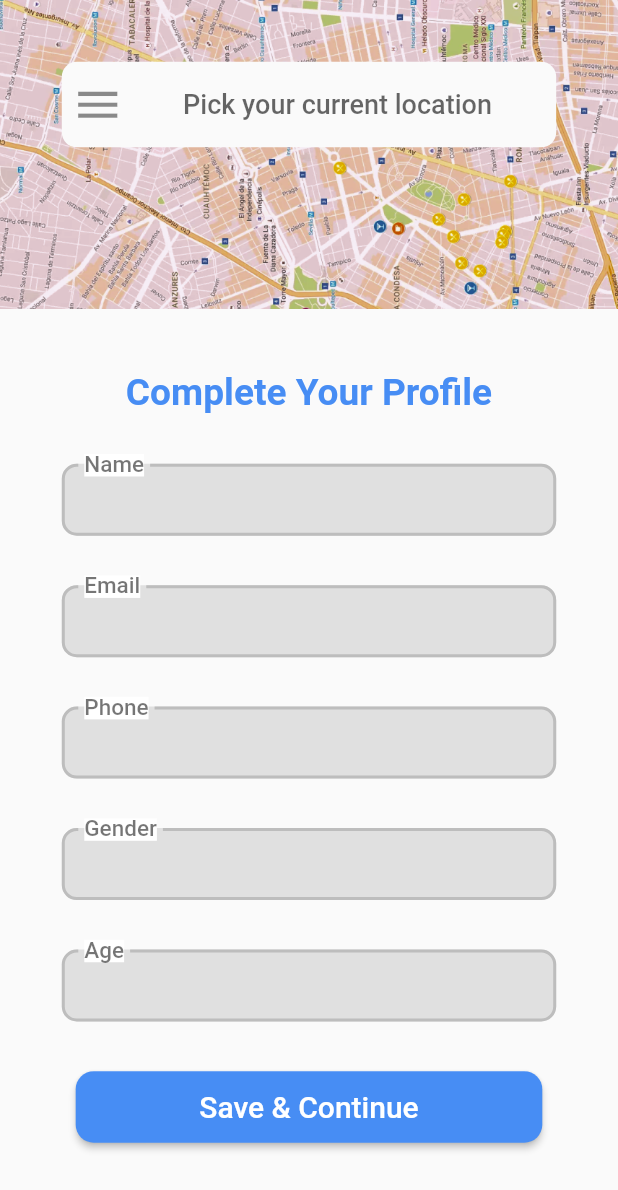
After one commit to gdscnitp/Delrit, a Flutter app: the screen it shows after launch, after a tap on "Complete Profile", on a phone screen of 412 x 824 dp. The commit adds this screen. Shown: the top 1190 px of the screen. Run offline on Flutter 3.47's test engine with Material 2 defaults, Android fonts, the phone set to English and light mode, and no system bars; our stand-ins replace cloud_firestore, firebase_auth, firebase_core, fluttertoast, geocoding, geolocator and 5 more; missing offline and left inert: flutter_config, flutter_facebook_auth, flutter_polyline_points; accounts and stored records are empty.

Commit message:
✔️Complete Profile UI

```diff
--- a/lib/constant/text_field_style.dart
+++ b/lib/constant/text_field_style.dart
@@ -30,3 +30,40 @@ InputDecoration kTextFieldStyle(
     hintText: hint,
   );
 }
+
+InputDecoration kTextFormFieldStyle(
+    {Icon? prefixIcon, Widget? suffixIcon, String? label, String? hint}) {
+  return InputDecoration(
+    prefixIcon: prefixIcon,
+    suffixIcon: suffixIcon,
+    labelText: label,
+    filled: true,
+    fillColor: Colors.grey[300],
+    enabledBorder: OutlineInputBorder(
+      borderRadius: const BorderRadius.all(
+        Radius.circular(10.0),
+      ),
+      borderSide: BorderSide(
+        color: Colors.grey.shade400,
+        width: 2,
+      ),
+    ),
+    focusedBorder: const OutlineInputBorder(
+      borderRadius: BorderRadius.all(
+        Radius.circular(10.0),
+      ),
+      borderSide: BorderSide(
+        color: Colors.black54,
+        width: 3,
+      ),
+    ),
+    contentPadding: const EdgeInsets.all(15),
+    // hintText: hint,
+    labelStyle: const TextStyle(
+      color: Colors.black54,
+      backgroundColor: Colors.white,
+      fontSize: 20,
+    ),
+    floatingLabelBehavior: FloatingLabelBehavior.always,
+  );
+}
--- a/lib/route_generator.dart
+++ b/lib/route_generator.dart
@@ -5,6 +5,7 @@ import 'package:ride_sharing/src/screens/login_page.dart';
 import 'package:ride_sharing/src/screens/map_test.dart';
 import 'package:ride_sharing/src/screens/search_riders.dart';
 import 'package:ride_sharing/src/screens/splash_screen.dart';
+import 'package:ride_sharing/src/screens/complete_profile.dart';
 
 class RouteGenerator {
   static Route<dynamic> generateRoute(RouteSettings settings) {
@@ -24,7 +25,8 @@ class RouteGenerator {
         return MaterialPageRoute(builder: (_) => const AddRide());
       case '/searchrider':
         return MaterialPageRoute(builder: (_) => const SearchRider());
-
+      case '/complete-profile':
+        return MaterialPageRoute(builder: (_) => const CompleteProfile());
 //      case '/second':
 //      // Validation of correct data type
 //        if (args is String) {
--- /dev/null
+++ b/lib/src/screens/complete_profile.dart
@@ -0,0 +1,136 @@
+import 'package:flutter/material.dart';
+import 'package:ride_sharing/config/app_config.dart';
+import 'package:ride_sharing/src/widgets/place_search_text_field.dart';
+
+class CompleteProfile extends StatelessWidget {
+  const CompleteProfile({Key? key}) : super(key: key);
+
+  @override
+  Widget build(BuildContext context) {
+    return Scaffold(
+      resizeToAvoidBottomInset: false,
+      body: Column(
+        children: const [
+          Flexible(flex: 1, child: Header()),
+          Flexible(flex: 3, child: Body()),
+        ],
+      ),
+    );
+  }
+}
+
+class Header extends StatelessWidget {
+  const Header({Key? key}) : super(key: key);
+
+  @override
+  Widget build(BuildContext context) {
+    return Stack(
+      children: [
+        SizedBox(
+          width: double.infinity,
+          height: App(context).appHeight(180),
+          child: Image.asset(
+            'assets/images/bg_map.png',
+            fit: BoxFit.cover,
+          ),
+        ),
+        Padding(
+          padding: EdgeInsets.symmetric(
+              horizontal: App(context).appWidth(10),
+              vertical: App(context).appHeight(5)),
+          child: Container(
+            width: App(context).appWidth(80),
+            decoration: BoxDecoration(
+              color: Theme.of(context).scaffoldBackgroundColor,
+              borderRadius: BorderRadius.circular(10.0),
+            ),
+            child: TextFormField(
+              textAlign: TextAlign.center,
+              decoration: const InputDecoration(
+                border: InputBorder.none,
+                contentPadding:
+                    EdgeInsets.symmetric(vertical: 18.0, horizontal: 10.0),
+                hintText: 'Pick your current location',
+                hintStyle: TextStyle(
+                  fontSize: 18,
+                ),
+                prefixIcon: Icon(
+                  Icons.menu,
+                  size: 35,
+                ),
+              ),
+            ),
+          ),
+        ),
+      ],
+    );
+  }
+}
+
+class Body extends StatelessWidget {
+  const Body({Key? key}) : super(key: key);
+
+  @override
+  Widget build(BuildContext context) {
+    return Padding(
+      padding: EdgeInsets.symmetric(
+          horizontal: App(context).appWidth(10.0),
+          vertical: App(context).appHeight(5)),
+      child: SingleChildScrollView(
+        child: SizedBox(
+          child: Column(
+            children: [
+              Text(
+                'Complete Your Profile',
+                style: Theme.of(context).textTheme.headline3!.copyWith(
+                      fontSize: App(context).appWidth(6.0),
+                    ),
+              ),
+              SizedBox(
+                height: App(context).appHeight(4),
+              ),
+              inputFormField(label: 'Name'),
+              SizedBox(
+                height: App(context).appHeight(4),
+              ),
+              inputFormField(label: 'Email'),
+              SizedBox(
+                height: App(context).appHeight(4),
+              ),
+              inputFormField(label: 'Phone'),
+              SizedBox(
+                height: App(context).appHeight(4),
+              ),
+              inputFormField(label: 'Gender'),
+              SizedBox(
+                height: App(context).appHeight(4),
+              ),
+              inputFormField(label: 'Age'),
+              SizedBox(
+                height: App(context).appHeight(4),
+              ),
+              ElevatedButton(
+                onPressed: () {},
+                style: ElevatedButton.styleFrom(
+                  padding: EdgeInsets.symmetric(
+                    horizontal: App(context).appWidth(20.0),
+                    vertical: App(context).appHeight(1.5),
+                  ),
+                  shape: RoundedRectangleBorder(
+                    borderRadius: BorderRadius.circular(12),
+                  ),
+                ),
+                child: const Text(
+                  'Save & Continue',
+                  style: TextStyle(
+                    fontSize: 20.0,
+                  ),
+                ),
+              ),
+            ],
+          ),
+        ),
+      ),
+    );
+  }
+}
--- a/lib/src/screens/home_screen.dart
+++ b/lib/src/screens/home_screen.dart
@@ -43,6 +43,12 @@ class _HomeScreenState extends State<HomeScreen> {
             },
             child: const Text('Search Rider'),
           ),
+          ElevatedButton(
+            onPressed: () {
+              Navigator.pushNamed(context, '/complete-profile');
+            },
+            child: const Text('Complete Profile'),
+          ),
         ],
       ),
       floatingActionButton: FloatingActionButton(
--- a/lib/src/widgets/place_search_text_field.dart
+++ b/lib/src/widgets/place_search_text_field.dart
@@ -42,3 +42,26 @@ Widget placeSearchTextField({
     ),
   );
 }
+
+Widget inputFormField({
+  // required TextEditingController controller,
+  // FocusNode? focusNode,
+  required String label,
+  //required String hint,
+  //required BuildContext context,
+}) {
+  return SizedBox(
+    child: TextFormField(
+      // onChanged: (value) {
+      // locationCallback(value);
+      // },
+      onTap: () {},
+      // controller: controller,
+      // focusNode: focusNode,
+      decoration: kTextFormFieldStyle(
+        label: label,
+        hint: 'Type here...',
+      ),
+    ),
+  );
+}
--- a/pubspec.yaml
+++ b/pubspec.yaml
@@ -76,6 +76,7 @@ flutter:
   # To add assets to your application, add an assets section, like this:
   assets:
     - assets/icons/person.png
+    - assets/images/
 
   # An image asset can refer to one or more resolution-specific "variants", see
   # https://flutter.dev/assets-and-images/#resolution-aware.
```
Also changed, not shown: assets/images/bg_map.png (added), pubspec.lock.
